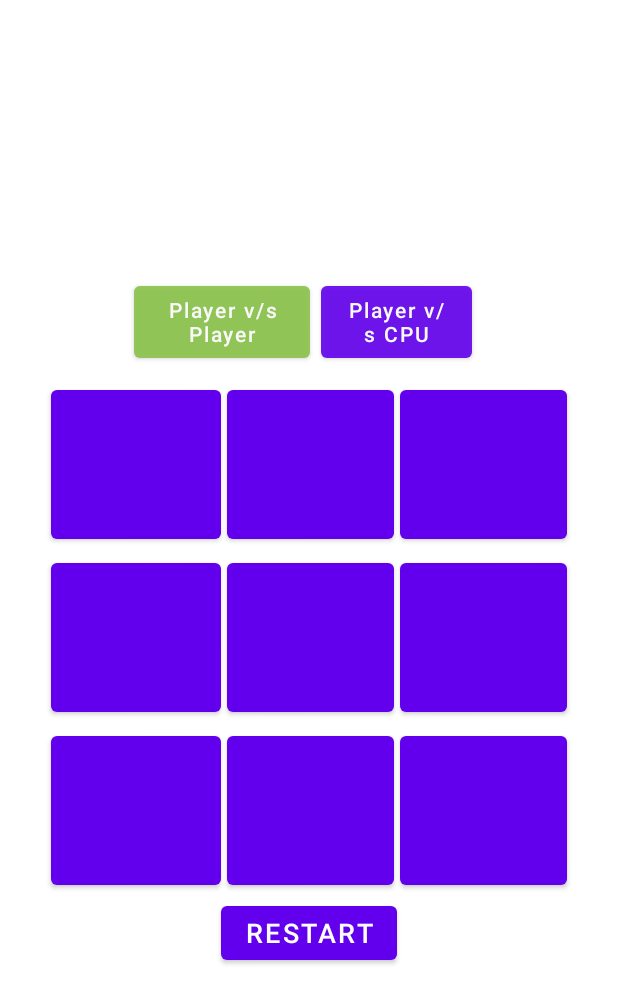
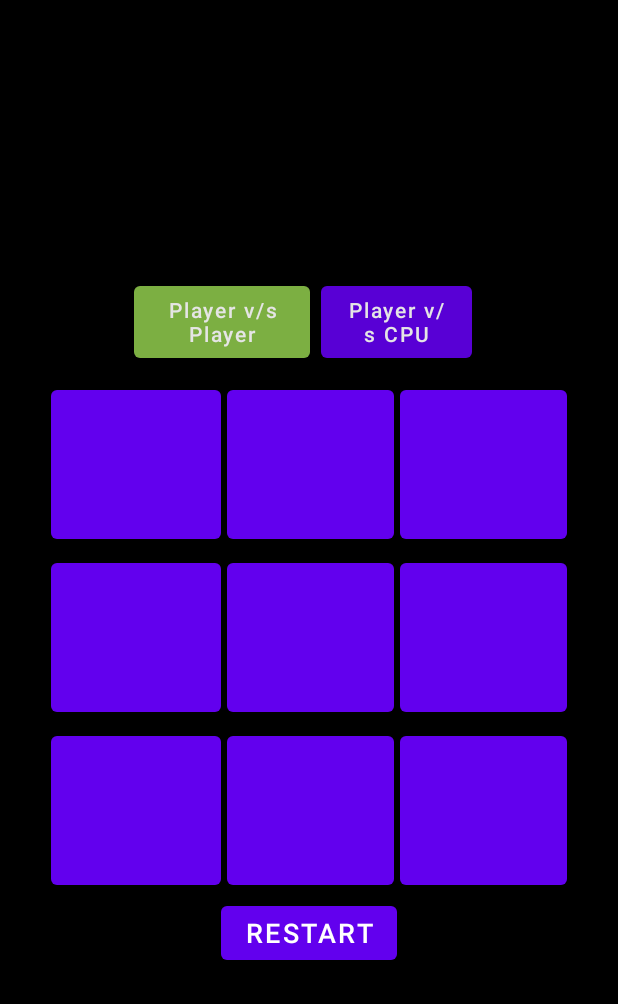
Before and after one commit to edamour1/Tic_Tac_Boom, an Android app: the screen it shows after launch (MainActivity), on a phone screen of 412 x 824 dp. Shown: the top 1004 px of the screen. Run offline under Robolectric (Android 15) with nearby library versions, the phone set to English and light mode, and no system bars.

Commit message:
Change background color to black.

```diff
--- a/app/src/main/res/layout/activity_main.xml
+++ b/app/src/main/res/layout/activity_main.xml
@@ -1,40 +1,45 @@
 <?xml version="1.0" encoding="utf-8"?>
-<TableLayout
-    xmlns:android="http://schemas.android.com/apk/res/android"
-    android:gravity="center_vertical"
+<TableLayout xmlns:android="http://schemas.android.com/apk/res/android"
     xmlns:app="http://schemas.android.com/apk/res-auto"
     xmlns:tools="http://schemas.android.com/tools"
     android:layout_width="match_parent"
     android:layout_height="match_parent"
+    android:background="	#000000"
+    android:gravity="center_vertical"
+    android:visibility="visible"
     tools:context="com.example.tictacboom.MainActivity">
+
     <TableRow
         android:layout_width="match_parent"
         android:layout_height="match_parent"
-        android:gravity="center" >
+        android:gravity="center">
 
         <Button
             android:id="@+id/PVP"
             android:layout_width="35dp"
             android:layout_height="60dp"
             android:alpha="0.9"
-            app:backgroundTint="#8BC34A"
             android:onClick="PlayerChoose"
             android:text="Player v/s Player"
-            android:textAllCaps="false"/>
+            android:textAllCaps="false"
+            app:backgroundTint="#8BC34A" />
+
         <Button
             android:id="@+id/PVC"
             android:layout_width="35dp"
             android:layout_height="60dp"
             android:layout_margin="7sp"
             android:alpha="0.9"
+            android:onClick="PlayerChoose"
             android:text="Player v/s CPU"
-            android:onClick="PlayerChoose"
             android:textAllCaps="false" />
     </TableRow>
+
     <TableRow
-        android:gravity="center"
         android:layout_width="match_parent"
-        android:layout_height="match_parent">
+        android:layout_height="match_parent"
+        android:gravity="center">
+
         <Button
             android:id="@+id/button1"
             android:layout_width="50pt"
@@ -43,6 +48,7 @@
             android:onClick="buttonClick"
             android:textSize="40sp"
             tools:ignore="ButtonStyle" />
+
         <Button
             android:id="@+id/button2"
             android:layout_width="50pt"
@@ -51,6 +57,7 @@
             android:onClick="buttonClick"
             android:textSize="40sp"
             tools:ignore="ButtonStyle" />
+
         <Button
             android:id="@+id/button3"
             android:layout_width="50pt"
@@ -60,10 +67,12 @@
             android:textSize="40sp"
             tools:ignore="ButtonStyle" />
     </TableRow>
+
     <TableRow
-        android:gravity="center"
         android:layout_width="match_parent"
-        android:layout_height="match_parent" >
+        android:layout_height="match_parent"
+        android:gravity="center">
+
         <Button
             android:id="@+id/button4"
             android:layout_width="50pt"
@@ -72,6 +81,7 @@
             android:onClick="buttonClick"
             android:textSize="40sp"
             tools:ignore="ButtonStyle" />
+
         <Button
             android:id="@+id/button5"
             android:layout_width="50pt"
@@ -80,6 +90,7 @@
             android:onClick="buttonClick"
             android:textSize="40sp"
             tools:ignore="ButtonStyle" />
+
         <Button
             android:id="@+id/button6"
             android:layout_width="50pt"
@@ -89,10 +100,12 @@
             android:textSize="40sp"
             tools:ignore="ButtonStyle" />
     </TableRow>
+
     <TableRow
         android:layout_width="match_parent"
         android:layout_height="match_parent"
         android:gravity="center">
+
         <Button
             android:id="@+id/button7"
             android:layout_width="50pt"
@@ -101,6 +114,7 @@
             android:onClick="buttonClick"
             android:textSize="40sp"
             tools:ignore="ButtonStyle" />
+
         <Button
             android:id="@+id/button8"
             android:layout_width="50pt"
@@ -109,6 +123,7 @@
             android:onClick="buttonClick"
             android:textSize="40sp"
             tools:ignore="ButtonStyle" />
+
         <Button
             android:id="@+id/button9"
             android:layout_width="50pt"
@@ -118,10 +133,12 @@
             android:textSize="40sp"
             tools:ignore="ButtonStyle" />
     </TableRow>
+
     <TableRow
         android:layout_width="match_parent"
         android:layout_height="match_parent"
         android:gravity="center">
+
         <Button
             android:id="@+id/bRestart"
             android:layout_width="wrap_content"
```
Also changed, not shown: app/src/main/res/drawable/neon_blue_x.png (added).
